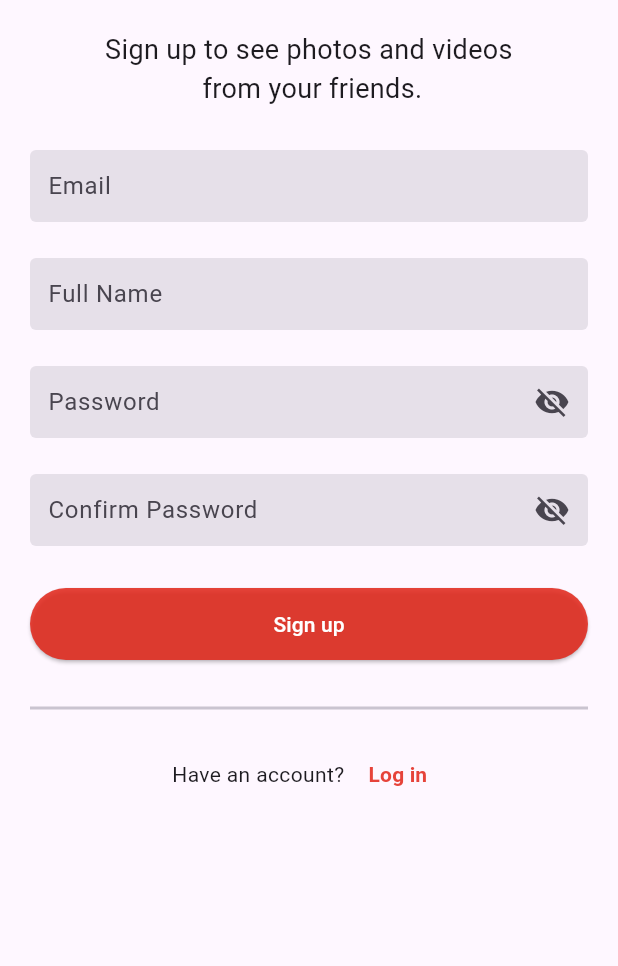
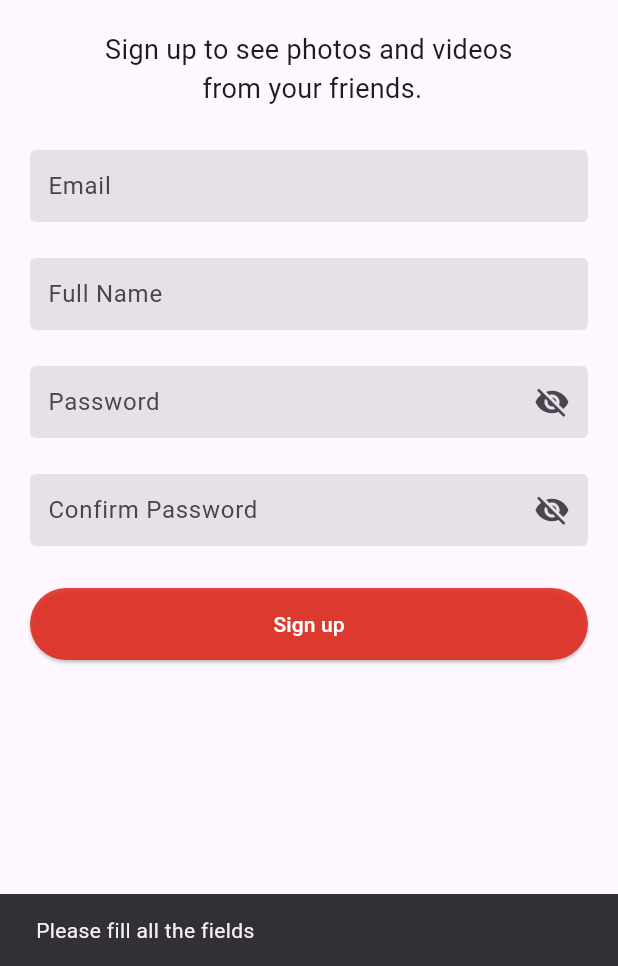
Before and after one commit to MarcP70/holbertonschool-holbegram, a Flutter app: the SignupScreen screen opened directly with empty values, after a tap on "Sign up", on a phone screen of 412 x 824 dp, the part 270-1236 px from its top. Run offline on Flutter 3.47's test engine with Material 3 defaults, Android fonts, the phone set to English and light mode, and no system bars; our stand-ins replace cloud_firestore, firebase_auth, firebase_core, firebase_storage, image_picker, permission_handler; accounts and stored records are empty.

Commit message:
Update signup_screen.dart to create the _signup method

```diff
--- a/holbegram/lib/screens/signup_screen.dart
+++ b/holbegram/lib/screens/signup_screen.dart
@@ -1,6 +1,7 @@
 import 'package:flutter/material.dart';
 import 'package:holbegram/widgets/text_field.dart';
-import 'login_screen.dart';
+import 'auth/upload_image_screen.dart';
+import '../methods/auth_methods.dart';
 
 class SignupScreen extends StatefulWidget {
   final TextEditingController emailController;
@@ -23,6 +24,41 @@ class SignupScreen extends StatefulWidget {
 class _SignupScreenState extends State<SignupScreen> {
   bool _passwordVisible = false;
   bool _confirmPasswordVisible = false;
+
+  final AuthMethods _authMethods = AuthMethods();
+
+  Future<void> _signUp() async {
+    if (widget.passwordController.text !=
+        widget.passwordConfirmController.text) {
+      ScaffoldMessenger.of(context).showSnackBar(
+        const SnackBar(content: Text('Passwords do not match')),
+      );
+      return;
+    }
+
+    String result = await _authMethods.signUpUser(
+      email: widget.emailController.text,
+      password: widget.passwordController.text,
+      username: widget.usernameController.text,
+    );
+
+    if (result == 'success') {
+      Navigator.push(
+        context,
+        MaterialPageRoute(
+          builder: (context) => AddPicture(
+            email: widget.emailController.text,
+            username: widget.usernameController.text,
+            password: widget.passwordController.text,
+          ),
+        ),
+      );
+    } else {
+      ScaffoldMessenger.of(context).showSnackBar(
+        SnackBar(content: Text(result)),
+      );
+    }
+  }
 
   @override
   Widget build(BuildContext context) {
@@ -114,52 +150,14 @@ class _SignupScreenState extends State<SignupScreen> {
                     height: 48,
                     width: double.infinity,
                     child: ElevatedButton(
-                      style: ButtonStyle(
-                        backgroundColor: WidgetStateProperty.all(
-                          const Color.fromARGB(218, 226, 37, 24),
-                        ),
+                      style: ElevatedButton.styleFrom(
+                        backgroundColor: const Color.fromARGB(218, 226, 37, 24),
                       ),
-                      onPressed: () {
-                        // Add Sign up functionality later
-                      },
+                      onPressed: _signUp,
                       child: const Text(
                         'Sign up',
                         style: TextStyle(color: Colors.white),
                       ),
-                    ),
-                  ),
-                  const SizedBox(height: 24),
-                  const Divider(thickness: 2),
-                  Padding(
-                    padding: const EdgeInsets.symmetric(vertical: 12),
-                    child: Row(
-                      mainAxisAlignment: MainAxisAlignment.center,
-                      children: [
-                        const Text("Have an account? "),
-                        TextButton(
-                          onPressed: () {
-                            Navigator.push(
-                              context,
-                              MaterialPageRoute(
-                                builder: (context) => LoginScreen(
-                                  emailController: widget.emailController,
-                                  passwordController: widget.passwordController,
-                                  usernameController: widget.usernameController,
-                                  passwordConfirmController:
-                                      widget.passwordConfirmController,
-                                ),
-                              ),
-                            );
-                          },
-                          child: const Text(
-                            'Log in',
-                            style: TextStyle(
-                              fontWeight: FontWeight.bold,
-                              color: Color.fromARGB(218, 226, 37, 24),
-                            ),
-                          ),
-                        ),
-                      ],
                     ),
                   ),
                 ],
```
